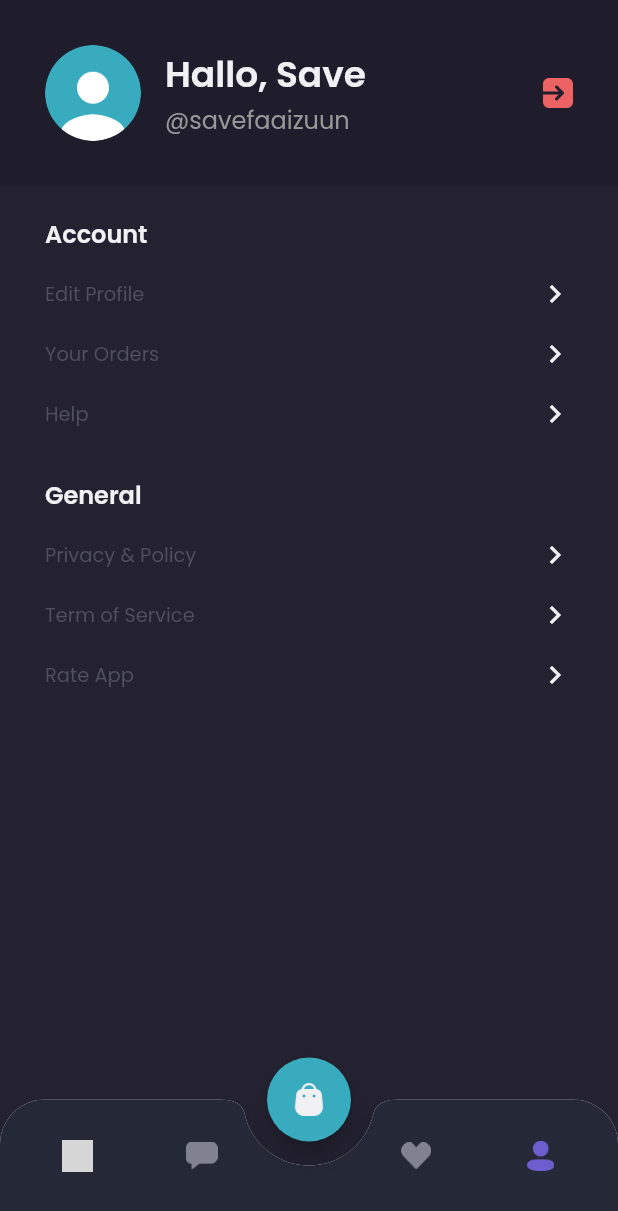
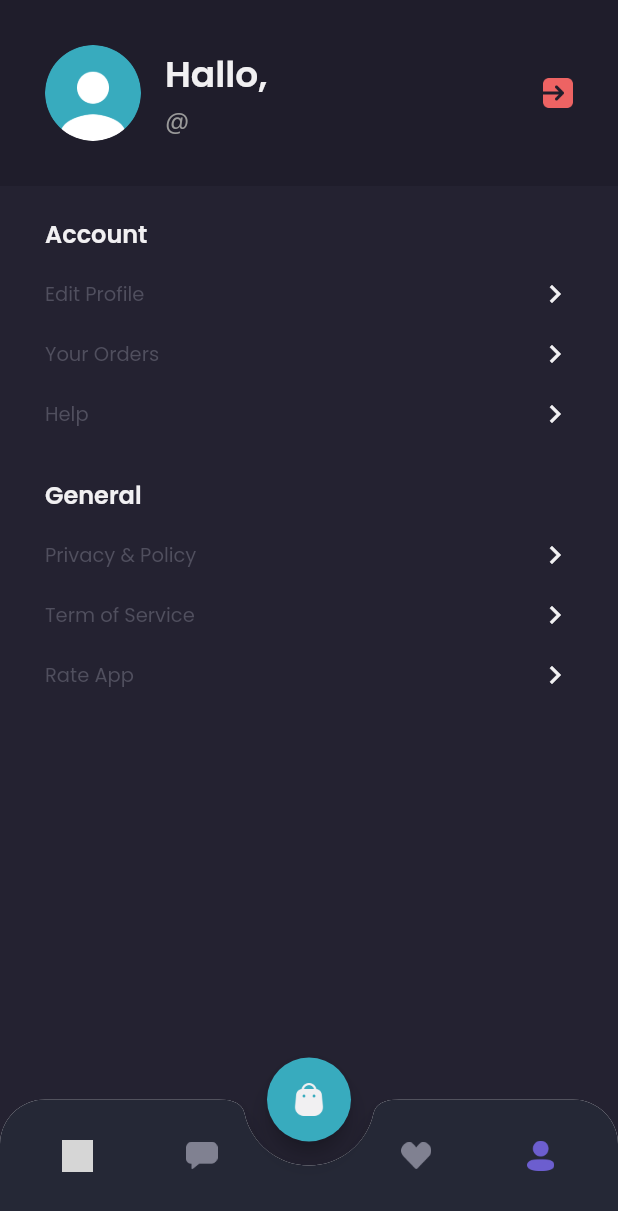
Before and after one commit to AsepCahyudin/saveshamo, a Flutter app: the MainPage screen opened by its route, item 4 of the bottom bar chosen, on a phone screen of 412 x 824 dp. Shown: the top 1211 px of the screen. Run offline on Flutter 3.47's test engine with Material 2 defaults, Android fonts, the phone set to English and light mode, and no system bars; our stand-ins replace carousel_slider, google_fonts; accounts and stored records are empty; grey boxes are pictures that could not be loaded.

Commit message:
show data at profile

```diff
--- a/lib/pages/home/home_page.dart
+++ b/lib/pages/home/home_page.dart
@@ -47,9 +47,7 @@ class HomePage extends StatelessWidget {
               decoration: BoxDecoration(
                 shape: BoxShape.circle,
                 image: DecorationImage(
-                  image: NetworkImage(
-                    user.profilePhotoUrl,
-                  ),
+                  image: AssetImage('assets/Image_Profile.png'),
                 ),
               ),
             )
--- a/lib/pages/home/profile_page.dart
+++ b/lib/pages/home/profile_page.dart
@@ -1,9 +1,16 @@
 import 'package:flutter/material.dart';
+import 'package:provider/provider.dart';
+import 'package:saveshamo/providers/auth_provider.dart';
 import 'package:saveshamo/theme.dart';
+
+import '../../models/user_model.dart';
 
 class ProfilePage extends StatelessWidget {
   @override
   Widget build(BuildContext context) {
+    AuthProvider authProvider = Provider.of<AuthProvider>(context);
+    UserModel user = authProvider.user;
+
     Widget header() {
       return AppBar(
         backgroundColor: backgroundColor1,
@@ -30,14 +37,14 @@ class ProfilePage extends StatelessWidget {
                     crossAxisAlignment: CrossAxisAlignment.start,
                     children: [
                       Text(
-                        'Hallo, Save',
+                        'Hallo, ${user.name}',
                         style: primaryTextStyle.copyWith(
                           fontSize: 24,
                           fontWeight: semiBold,
                         ),
                       ),
                       Text(
-                        '@savefaaizuun',
+                        '@${user.username}',
                         style: subtitleTextStyle.copyWith(
                           fontSize: 16,
                         ),
```
